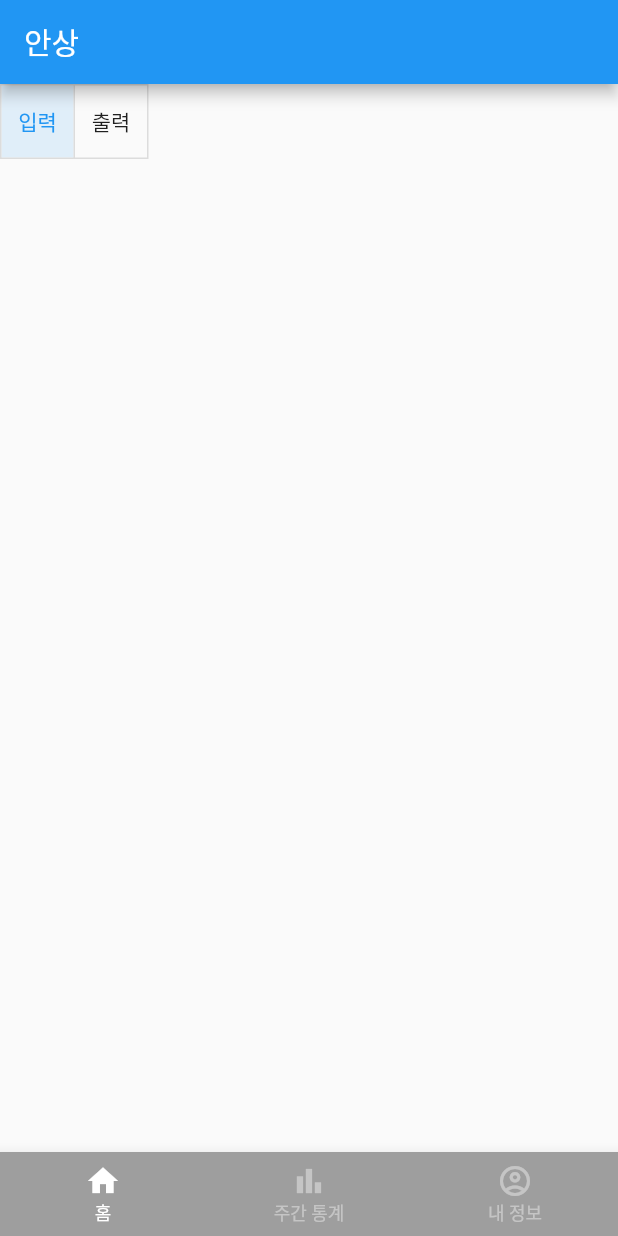
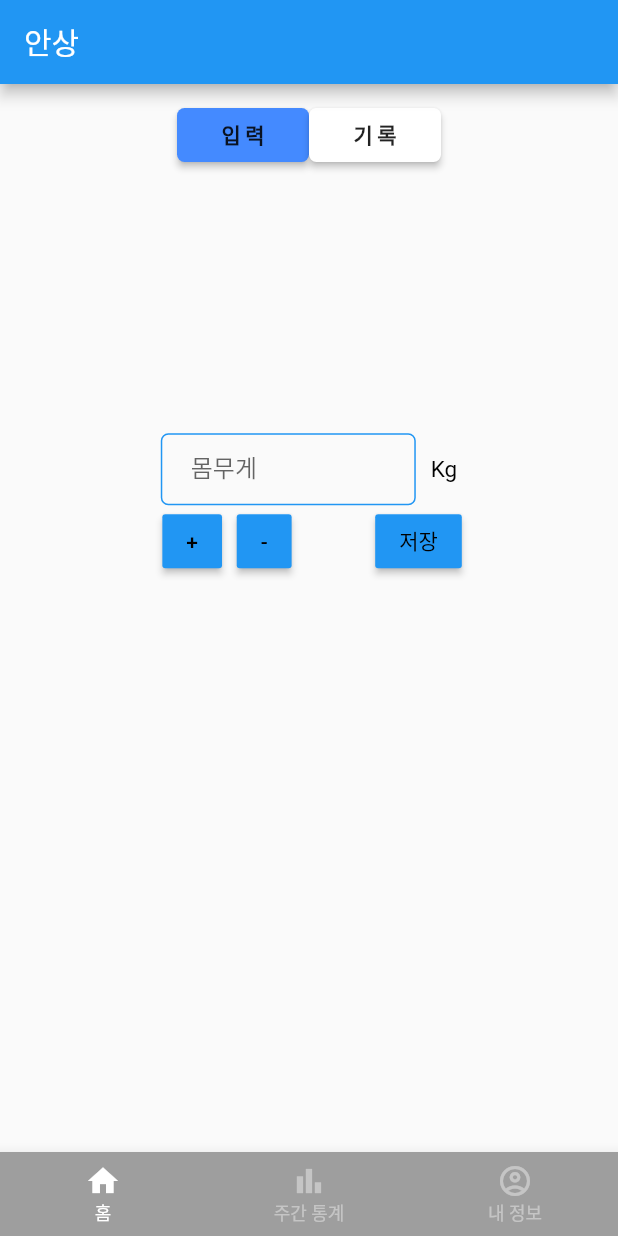
Before and after one commit to AnSang/self_check, a Flutter app: the screen it shows after launch, after a tap on "몸무게", after a tap on "입력", on a phone screen of 412 x 824 dp. Run offline on Flutter 3.47's test engine with Material 2 defaults, Android fonts, the phone set to English and light mode, and no system bars; our stand-ins replace firebase_auth, firebase_core, fluttertoast, get, shared_preferences; accounts and stored records are empty.

Commit message:
몸무게 관리 UI 생성

```diff
--- a/lib/ui/first_weight.dart
+++ b/lib/ui/first_weight.dart
@@ -1,26 +1,173 @@
 import 'package:flutter/material.dart';
+import 'package:flutter/services.dart';
 import 'package:get/get.dart';
 
+final controller = Get.put(WeightController());
+
+class WeightController extends GetxController {
+  var isInput = false;
+  final textController = TextEditingController();
+
+  @override
+  void onClose() {
+    textController.dispose();
+    super.dispose();
+  }
+
+  void setInput(bool value) {
+    isInput = value;
+    update();
+  }
+
+  String validator(String value) {
+    if (value.isEmpty) {
+      return 'Please this field must be filled';
+    }
+    return '';
+  }
+}
+
 class First_weight extends StatelessWidget {
+  const First_weight({Key? key}) : super(key: key);
+
   @override
   Widget build(BuildContext context) {
-    return Scaffold(
-      body: Row(
+    return GetBuilder<WeightController>(
+      init: WeightController(),
+      builder: (controller) {
+        return Container(
+          padding: EdgeInsets.all(10),
+          child: Column(
+            crossAxisAlignment: CrossAxisAlignment.start,
             children: [
-          ToggleButtons(
+              Row(
+                mainAxisAlignment: MainAxisAlignment.center,
                 children: [
-                Text('입력'),
-                Text('출력'),
+                  MaterialButton(
+                    color: controller.isInput ? Colors.blueAccent : Colors.white,
+                    shape: RoundedRectangleBorder( borderRadius: BorderRadius.all(Radius.circular(5)) ),
+                    child: Text(
+                      '입력',
+                      style: TextStyle(
+                          fontSize: 14,
+                          fontWeight: FontWeight.bold,
+                          letterSpacing: 3
+                      ),
+                    ),
+                    onPressed: () { controller.setInput(true); },
+                  ),
+                  MaterialButton(
+                    color: controller.isInput ? Colors.white : Colors.blueAccent,
+                    shape: RoundedRectangleBorder( borderRadius: BorderRadius.all(Radius.circular(5)) ),
+                    child: Text(
+                      '기록',
+                      style: TextStyle(
+                          fontSize: 14,
+                          fontWeight: FontWeight.bold,
+                          letterSpacing: 3
+                      ),
+                    ),
+                    onPressed: () { controller.setInput(false); },
+                  )
                 ],
-              onPressed: (int index) {
-                setState() {
+              ),
 
-                }
-              },
-              isSelected: [true,false]
+              SizedBox(height: 10),
+
+              // 입력 or 기록 화면
+              if (controller.isInput)
+                Container(
+                  padding: EdgeInsets.only(top: (MediaQuery.of(context).size.height / 5)),
+                  child: Column(
+                    children: [
+                      Row(
+                        mainAxisAlignment: MainAxisAlignment.center,
+                        children: [
+                          SizedBox(
+                              width: 170,
+                              child: TextFormField(
+                                controller: controller.textController,
+                                validator: (value) { controller.validator(value!); },
+                                keyboardType: TextInputType.number,
+                                decoration: InputDecoration(
+                                    contentPadding: EdgeInsets.fromLTRB(20, 0, 20, 0),
+                                    labelText: '몸무게',
+                                    hintText: '55.5',
+                                    enabledBorder: OutlineInputBorder(
+                                        borderRadius: BorderRadius.all(Radius.circular(5)),
+                                        borderSide: BorderSide(color: Colors.blue)
+                                    ),
+                                    focusedBorder: OutlineInputBorder(
+                                        borderRadius: BorderRadius.all(Radius.circular(5)),
+                                        borderSide: BorderSide(color: Colors.blue)
+                                    )
+                                ),
+                              )
+                          ),
+                          SizedBox(width: 10),
+                          Text( 'Kg',
+                            style: TextStyle(
+                              fontSize: 15,
+                              color: Colors.black
+                            ),
+                          )
+                        ],
+                      ),
+                      Row(
+                        mainAxisAlignment: MainAxisAlignment.center,
+                        children: [
+                          MaterialButton(
+                              minWidth: 3,
+                              color: Colors.blue,
+                              child: Text(
+                                '+',
+                                style: TextStyle(
+                                  color: Colors.black,
+                                  fontSize: 14,
+                                ),
+                              ),
+                              onPressed: (){}
+                          ),
+                          MaterialButton(
+                              minWidth: 3,
+                              color: Colors.blue,
+                              child: Text(
+                                '-',
+                                style: TextStyle(
+                                  color: Colors.black,
+                                  fontSize: 14,
+                                ),
+                              ),
+                              onPressed: (){}
+                          ),
+                          SizedBox(width: 50),
+                          MaterialButton(
+                              minWidth: 3,
+                              color: Colors.blue,
+                              child: Text(
+                                '저장',
+                                style: TextStyle(
+                                  color: Colors.black,
+                                  fontSize: 14,
+                                ),
+                              ),
+                              onPressed: (){}
+                          )
+                        ],
+                      )
+                    ],
+                  ),
+                )
+              else
+                Container(
+                  color: Colors.blue,
+                  height: 300,
+                  width: 300,
                 )
             ],
           ),
         );
       }
+    );
   }
+}
```
Lines whose indentation alone changed are shown as unchanged.
